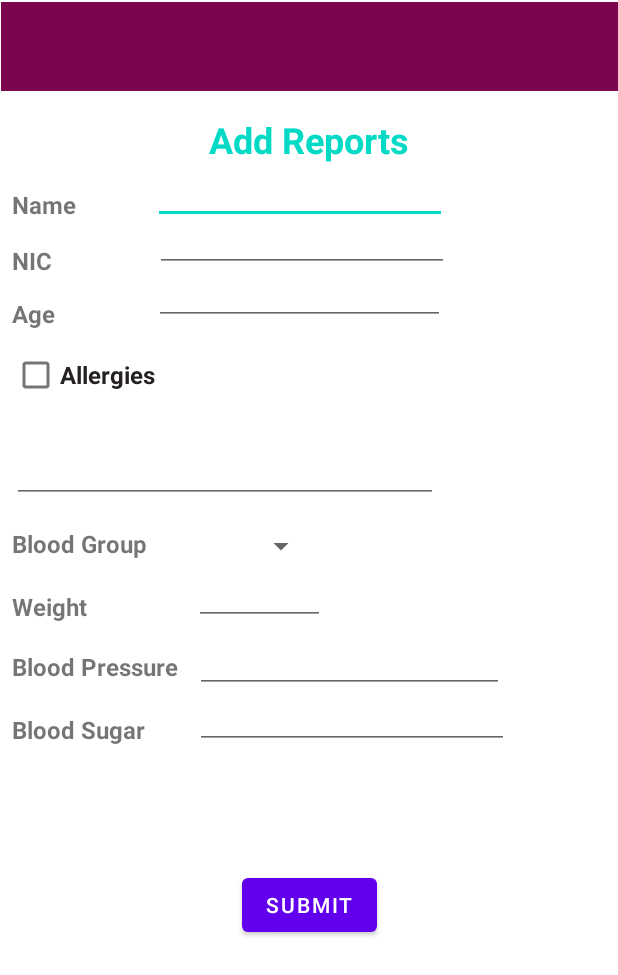
After one commit to RuwanaraT/AmWell, an Android app: the layout activity_add_report.xml on its own in the app's theme, with its tools: preview values and no code run, on a phone screen of 412 x 824 dp. The commit adds this screen. Shown: the top 975 px of the screen. Run offline under Robolectric (Android 15) with nearby library versions, the phone set to English and light mode, and no system bars.

Commit message:
Add Report

```diff
--- /dev/null
+++ b/app/src/main/java/com/example/doctorchannelingapp/ShowReport.java
@@ -0,0 +1,14 @@
+package com.example.doctorchannelingapp;
+
+import androidx.appcompat.app.AppCompatActivity;
+
+import android.os.Bundle;
+
+public class ShowReport extends AppCompatActivity {
+
+    @Override
+    protected void onCreate(Bundle savedInstanceState) {
+        super.onCreate(savedInstanceState);
+        setContentView(R.layout.activity_show_report);
+    }
+}
--- /dev/null
+++ b/app/src/main/res/layout/activity_add_report.xml
@@ -0,0 +1,247 @@
+<?xml version="1.0" encoding="utf-8"?>
+<androidx.constraintlayout.widget.ConstraintLayout xmlns:android="http://schemas.android.com/apk/res/android"
+    xmlns:app="http://schemas.android.com/apk/res-auto"
+    xmlns:tools="http://schemas.android.com/tools"
+    android:layout_width="match_parent"
+    android:layout_height="match_parent"
+    tools:context=".AddReport">
+
+    <androidx.appcompat.widget.Toolbar
+        android:id="@+id/toolbar6"
+        android:layout_width="411dp"
+        android:layout_height="59dp"
+        android:layout_marginTop="1dp"
+        android:background="@color/adrp01"
+        android:minHeight="?attr/actionBarSize"
+        android:theme="?attr/actionBarTheme"
+        app:layout_constraintEnd_toEndOf="parent"
+        app:layout_constraintStart_toStartOf="parent"
+        app:layout_constraintTop_toTopOf="parent" />
+
+    <TextView
+        android:id="@+id/sa001"
+        android:layout_width="wrap_content"
+        android:layout_height="wrap_content"
+        android:layout_marginTop="16dp"
+        android:text="@string/shrp"
+        android:textColor="@color/adrp02"
+        android:textSize="24sp"
+        android:textStyle="bold"
+        app:layout_constraintEnd_toEndOf="parent"
+        app:layout_constraintHorizontal_bias="0.5"
+        app:layout_constraintStart_toStartOf="parent"
+        app:layout_constraintTop_toBottomOf="@+id/toolbar6" />
+
+    <TextView
+        android:id="@+id/ar_tw_2"
+        android:layout_width="70dp"
+        android:layout_height="21dp"
+        android:layout_marginStart="8dp"
+        android:layout_marginLeft="8dp"
+        android:layout_marginTop="16dp"
+        android:text="@string/adrp_name"
+        android:textSize="16sp"
+        android:textStyle="bold"
+        app:layout_constraintStart_toStartOf="parent"
+        app:layout_constraintTop_toBottomOf="@+id/sa001" />
+
+    <EditText
+        android:id="@+id/ar_pt1"
+        android:layout_width="196dp"
+        android:layout_height="24dp"
+        android:layout_marginStart="24dp"
+        android:layout_marginLeft="24dp"
+        android:layout_marginTop="16dp"
+        android:ems="10"
+        android:inputType="textPersonName"
+        app:layout_constraintStart_toEndOf="@+id/ar_tw_2"
+        app:layout_constraintTop_toBottomOf="@+id/sa001" />
+
+    <TextView
+        android:id="@+id/ar_tw3"
+        android:layout_width="64dp"
+        android:layout_height="19dp"
+        android:layout_marginStart="8dp"
+        android:layout_marginLeft="8dp"
+        android:layout_marginTop="16dp"
+        android:text="@string/adrp_nic"
+        android:textSize="16sp"
+        android:textStyle="bold"
+        app:layout_constraintStart_toStartOf="parent"
+        app:layout_constraintTop_toBottomOf="@+id/ar_tw_2" />
+
+    <EditText
+        android:id="@+id/ar_pt2"
+        android:layout_width="196dp"
+        android:layout_height="24dp"
+        android:layout_marginStart="31dp"
+        android:layout_marginLeft="31dp"
+        android:layout_marginTop="8dp"
+        android:ems="10"
+        android:inputType="number"
+        app:layout_constraintStart_toEndOf="@+id/ar_tw3"
+        app:layout_constraintTop_toBottomOf="@+id/ar_pt1" />
+
+    <TextView
+        android:id="@+id/ar_tw4"
+        android:layout_width="wrap_content"
+        android:layout_height="wrap_content"
+        android:layout_marginStart="8dp"
+        android:layout_marginLeft="8dp"
+        android:layout_marginTop="16dp"
+        android:text="@string/adrp_age"
+        android:textSize="16sp"
+        android:textStyle="bold"
+        app:layout_constraintStart_toStartOf="parent"
+        app:layout_constraintTop_toBottomOf="@+id/ar_tw3" />
+
+    <EditText
+        android:id="@+id/ar_pt3"
+        android:layout_width="194dp"
+        android:layout_height="27dp"
+        android:layout_marginStart="66dp"
+        android:layout_marginLeft="66dp"
+        android:layout_marginTop="8dp"
+        android:ems="10"
+        android:inputType="number"
+        app:layout_constraintStart_toEndOf="@+id/ar_tw4"
+        app:layout_constraintTop_toBottomOf="@+id/ar_pt2" />
+
+    <CheckBox
+        android:id="@+id/ar_cb1"
+        android:layout_width="110dp"
+        android:layout_height="27dp"
+        android:layout_marginStart="8dp"
+        android:layout_marginLeft="8dp"
+        android:layout_marginTop="16dp"
+        android:text="@string/adrp_chbx"
+        android:textColor="@color/ad_rp03"
+        android:textSize="16sp"
+        android:textStyle="bold"
+        app:layout_constraintStart_toStartOf="parent"
+        app:layout_constraintTop_toBottomOf="@+id/ar_tw4" />
+
+    <EditText
+        android:id="@+id/ar_mltxt1"
+        android:layout_width="284dp"
+        android:layout_height="56dp"
+        android:layout_marginStart="8dp"
+        android:layout_marginLeft="8dp"
+        android:layout_marginTop="16dp"
+        android:ems="10"
+        android:gravity="start|top"
+        android:inputType="textMultiLine"
+        app:layout_constraintStart_toStartOf="parent"
+        app:layout_constraintTop_toBottomOf="@+id/ar_cb1" />
+
+    <TextView
+        android:id="@+id/ar_tw6"
+        android:layout_width="91dp"
+        android:layout_height="26dp"
+        android:layout_marginStart="8dp"
+        android:layout_marginLeft="8dp"
+        android:layout_marginTop="16dp"
+        android:text="@string/adrtp_bldgrp"
+        android:textSize="16sp"
+        android:textStyle="bold"
+        app:layout_constraintStart_toStartOf="parent"
+        app:layout_constraintTop_toBottomOf="@+id/ar_mltxt1" />
+
+    <Spinner
+        android:id="@+id/ar_spin1"
+        android:layout_width="82dp"
+        android:layout_height="25dp"
+        android:layout_marginStart="30dp"
+        android:layout_marginLeft="30dp"
+        android:layout_marginTop="16dp"
+        app:layout_constraintStart_toEndOf="@+id/ar_tw6"
+        app:layout_constraintTop_toBottomOf="@id/ar_mltxt1" />
+
+    <TextView
+        android:id="@+id/ar_tw7"
+        android:layout_width="56dp"
+        android:layout_height="24dp"
+        android:layout_marginStart="8dp"
+        android:layout_marginLeft="8dp"
+        android:layout_marginTop="16dp"
+        android:text="@string/adrp_weight"
+        android:textSize="16sp"
+        android:textStyle="bold"
+        app:layout_constraintStart_toStartOf="parent"
+        app:layout_constraintTop_toBottomOf="@+id/ar_tw6" />
+
+    <EditText
+        android:id="@+id/ar_tnum1"
+        android:layout_width="87dp"
+        android:layout_height="24dp"
+        android:layout_marginStart="65dp"
+        android:layout_marginLeft="65dp"
+        android:layout_marginTop="16dp"
+        android:ems="10"
+        android:inputType="numberDecimal"
+        app:layout_constraintStart_toEndOf="@+id/ar_tw7"
+        app:layout_constraintTop_toBottomOf="@+id/ar_spin1" />
+
+    <TextView
+        android:id="@+id/ar_tw8"
+        android:layout_width="114dp"
+        android:layout_height="26dp"
+        android:layout_marginStart="8dp"
+        android:layout_marginLeft="8dp"
+        android:layout_marginTop="16dp"
+        android:text="@string/adrp_bp"
+        android:textSize="16sp"
+        android:textStyle="bold"
+        app:layout_constraintStart_toStartOf="parent"
+        app:layout_constraintTop_toBottomOf="@+id/ar_tw7" />
+
+    <EditText
+        android:id="@+id/ar_tnum2"
+        android:layout_width="206dp"
+        android:layout_height="29dp"
+        android:layout_marginStart="8dp"
+        android:layout_marginLeft="8dp"
+        android:layout_marginTop="16dp"
+        android:ems="10"
+        android:inputType="numberDecimal"
+        app:layout_constraintStart_toEndOf="@+id/ar_tw8"
+        app:layout_constraintTop_toBottomOf="@+id/ar_tnum1" />
+
+    <TextView
+        android:id="@+id/ar_tw9"
+        android:layout_width="114dp"
+        android:layout_height="22dp"
+        android:layout_marginStart="8dp"
+        android:layout_marginLeft="8dp"
+        android:layout_marginTop="16dp"
+        android:text="@string/adrp_bs"
+        android:textSize="16sp"
+        android:textStyle="bold"
+        app:layout_constraintStart_toStartOf="parent"
+        app:layout_constraintTop_toBottomOf="@+id/ar_tw8" />
+
+    <EditText
+        android:id="@+id/ar_tnum3"
+        android:layout_width="209dp"
+        android:layout_height="24dp"
+        android:layout_marginStart="8dp"
+        android:layout_marginLeft="8dp"
+        android:layout_marginTop="13dp"
+        android:ems="10"
+        android:inputType="numberDecimal"
+        app:layout_constraintStart_toEndOf="@+id/ar_tw9"
+        app:layout_constraintTop_toBottomOf="@+id/ar_tnum2" />
+
+    <Button
+        android:id="@+id/ar_sbmt"
+        android:layout_width="wrap_content"
+        android:layout_height="wrap_content"
+        android:layout_marginTop="80dp"
+        android:text="@string/adrp_sbmt"
+        app:layout_constraintEnd_toEndOf="parent"
+        app:layout_constraintHorizontal_bias="0.5"
+        app:layout_constraintStart_toStartOf="parent"
+        app:layout_constraintTop_toBottomOf="@+id/ar_tnum3" />
+
+
+</androidx.constraintlayout.widget.ConstraintLayout>
--- a/app/src/main/res/values/colors.xml
+++ b/app/src/main/res/values/colors.xml
@@ -10,4 +10,22 @@
     <color name="toolbar3">#7C064D</color>
     <color name="tv_doc">#7C064D</color>
     <color name="tv1_doc">#03dac6</color>
+    <color name="adrp01">#7c064d</color>
+    <color name="adrp02">#03dac6</color>
+    <color name="ad_rp03">#252121</color>
+    <color name="uprp01">#7c064d</color>
+    <color name="uprp02">#03dac6</color>
+    <color name="shrp01">#3700b3</color>
+    <color name="shrp02">#330977</color>
+    <color name="shrp03">#FF330977</color>
+    <color name="shrp04">#FF330977</color>
+    <color name="shrp05">#FF330977</color>
+    <color name="shrp06">#FF330977</color>
+    <color name="shrp07">#FF330977</color>
+    <color name="shrp08" />
+    <color name="shrp09">#D81A0C</color>
+    <color name="shrp10">#FF330977</color>
+    <color name="shrp11">#FF330977</color>
+    <color name="adm_01">#6200ee</color>
+    <color name="adm02">#8256CF</color>
 </resources>
--- a/app/src/main/res/values/strings.xml
+++ b/app/src/main/res/values/strings.xml
@@ -74,4 +74,48 @@
     <string name="btn_regcancel">Cancel</string>
     <string name="tv_loginstate">Already have an account?</string>
     <string name="tv_loglink"><a href="www.facebook.com">Login</a></string>
+
+    <string name="shrp">Add Reports</string>
+    <string name="adrp_name">Name</string>
+    <string name="adrp_nic">NIC</string>
+    <string name="adrp_age">Age</string>
+    <string name="adrp_allg">Allergies</string>
+    <string name="adrp_chbx">Allergies</string>
+    <string name="adrtp_bldgrp">Blood Group</string>
+    <string name="adrp_weight">Weight</string>
+    <string name="adrp_bp">Blood Pressure</string>
+    <string name="adrp_bs">Blood Sugar</string>
+    <string name="adrp_sbmt">Submit</string>
+    <string name="uprp">Update Report</string>
+    <string name="uprp_name">Name</string>
+    <string name="uprp_age">Age</string>
+    <string name="uprp_nic">NIC</string>
+    <string name="uprp_chbx">Allergies</string>
+    <string name="uprp_bldgrp">Blood Group</string>
+    <string name="uprp_weight">Weight</string>
+    <string name="uprp_bp">Blood Pressure</string>
+    <string name="uprp_bs">Blood Sugar</string>
+    <string name="uprp_update">Update</string>
+    <string name="shrp1">My Report</string>
+    <string name="shrp_name">Name</string>
+    <string name="shrp_name2">Samindika</string>
+    <string name="shrp_nic">NIC</string>
+    <string name="shrp_nic2">1234567890</string>
+    <string name="shrp_bp">Blood Pressure</string>
+    <string name="shrp_bp2">30/60 mmHg</string>
+    <string name="shrp_bs">Blood Sugar</string>
+    <string name="shrp_bs2">140 mg/dL</string>
+    <string name="shrp_allg">Allergies</string>
+    <string name="shrp_allg2">Panadol</string>
+    <string name="shrp_weight">Weight</string>
+    <string name="shrp_weight2">40 kg</string>
+    <string name="shrp_notice">For Doctor\'s use only</string>
+    <string name="shrp_dcount">1 Y   13 D   15 H</string>
+    <string name="shrp_lw">since last visit</string>
+    <string name="adm_dsh">Admin Dashboard</string>
+    <string name="adm_btn1">Add Doctor</string>
+    <string name="admbtn2">Edit Doctor</string>
+    <string name="admbtn3">Add Report</string>
+    <string name="admbtn4">Update Report</string>
+
 </resources>
```
